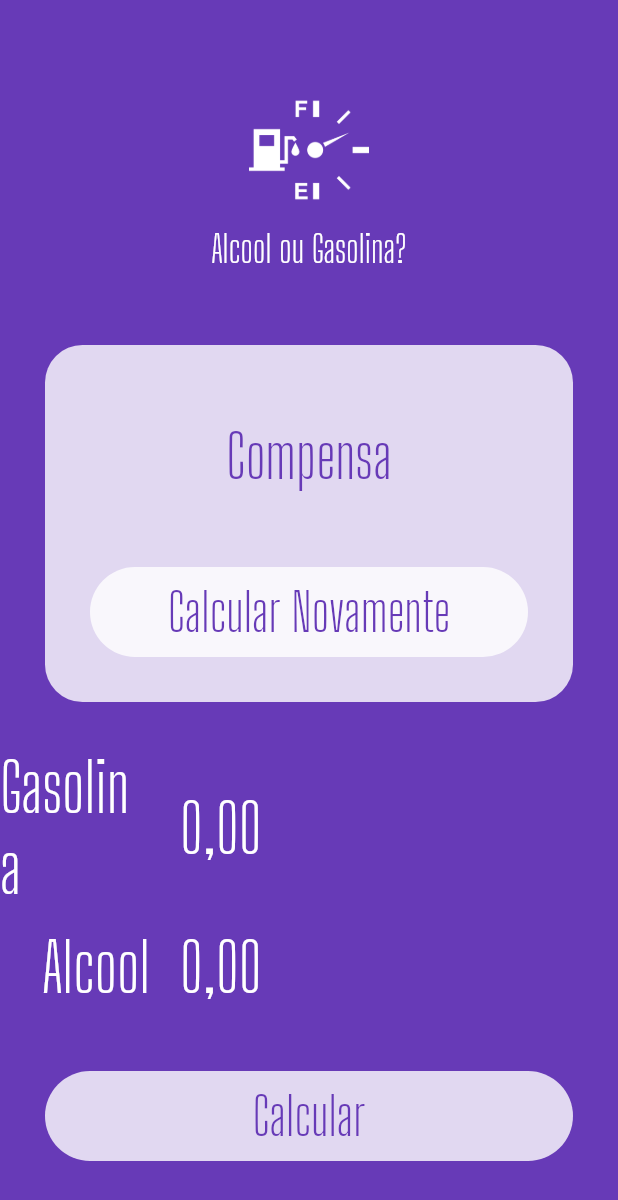
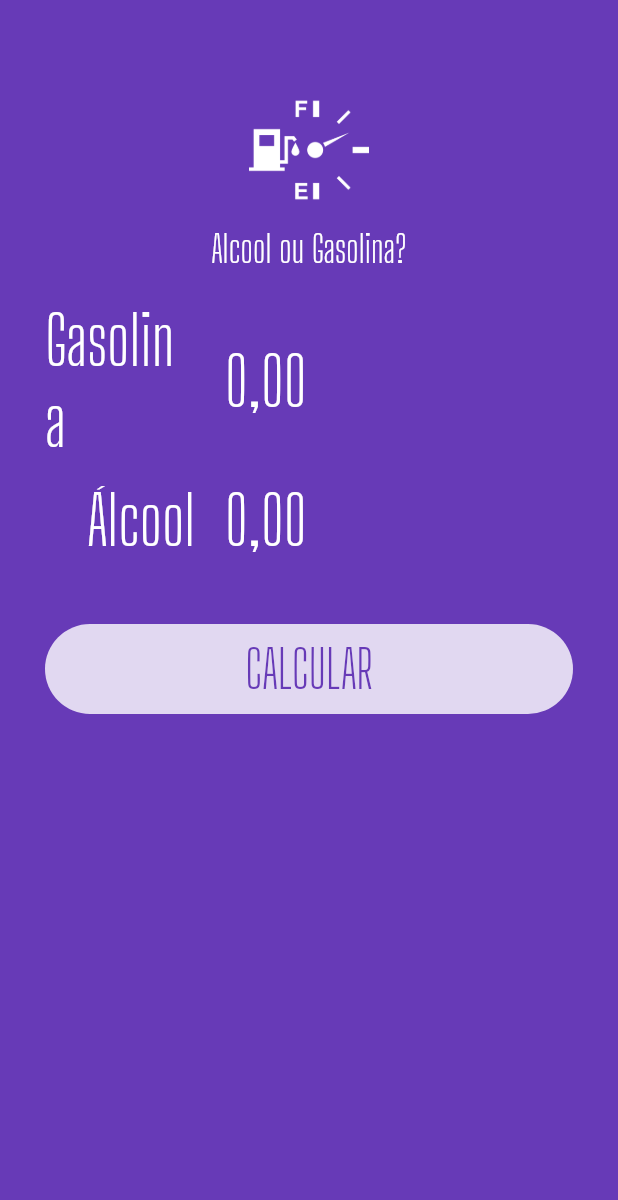
Before and after one commit to icarosolon/aog-started, a Flutter app: the screen it shows after launch, on a phone screen of 412 x 824 dp. Shown: the top 1200 px of the screen. Run offline on Flutter 3.47's test engine with Material 2 defaults, Android fonts, the phone set to English and light mode, and no system bars; our stand-ins replace flutter_masked_text.

```diff
--- a/lib/main.dart
+++ b/lib/main.dart
@@ -1,5 +1,8 @@
 import 'package:aog/widgets/input.widget.dart';
+import 'package:aog/widgets/loading-button.widget.dart';
 import 'package:aog/widgets/logo.widget.dart';
+import 'package:aog/widgets/submit-form.widget.dart';
+import 'package:aog/widgets/success.widget.dart';
 import 'package:flutter/material.dart';
 import 'package:flutter_masked_text/flutter_masked_text.dart';
 
@@ -30,80 +33,11 @@ class HomePage extends StatelessWidget {
       body: ListView(
         children: <Widget>[
           Logo(),
-          Container(
-            margin: EdgeInsets.all(30),
-            decoration: BoxDecoration(
-              color: Colors.white.withOpacity(0.8),
-              borderRadius: BorderRadius.circular(25),
-            ),
-            child: Column(
-              children: <Widget>[
-                SizedBox(
-                  height: 50,
-                ),
-                Text(
-                  "Compensa",
-                  style: TextStyle(
-                    color: Theme.of(context).primaryColor,
-                    fontSize: 40,
-                    fontFamily: "Big Shoulders Display",
-                  ),
-                  textAlign: TextAlign.center,
-                ),
-                SizedBox(
-                  height: 20,
-                ),
-                Container(
-                  margin: EdgeInsets.all(30),
-                  height: 60,
-                  width: double.infinity,
-                  decoration: BoxDecoration(
-                      color: Colors.white.withOpacity(0.8),
-                      borderRadius: BorderRadius.circular(
-                        50,
-                      )),
-                  child: FlatButton(
-                    child: Text(
-                      "Calcular Novamente",
-                      style: TextStyle(
-                        color: Theme.of(context).primaryColor,
-                        fontSize: 35,
-                        fontFamily: "Big Shoulders Display",
-                      ),
-                    ),
-                    onPressed: () {},
-                  ),
-                ),
-              ],
-            ),
-          ),
-          Input(
-            controller: _gasController,
-            label: "Gasolina",
-          ),
-          Input(
-            controller: _alcController,
-            label: "Alcool",
-          ),
-          Container(
-            margin: EdgeInsets.all(30),
-            height: 60,
-            decoration: BoxDecoration(
-                color: Colors.white.withOpacity(0.8),
-                borderRadius: BorderRadius.circular(
-                  50,
-                )),
-            child: FlatButton(
-              child: Text(
-                "Calcular",
-                style: TextStyle(
-                  color: Theme.of(context).primaryColor,
-                  fontSize: 35,
-                  fontFamily: "Big Shoulders Display",
-                ),
-              ),
-              onPressed: () {},
-            ),
+          SubmitForm(
+            gasController: _gasController,
+            alcController: _alcController,
+            busy: false,
+            submitFunc: () {},
           ),
         ],
       ),
```
